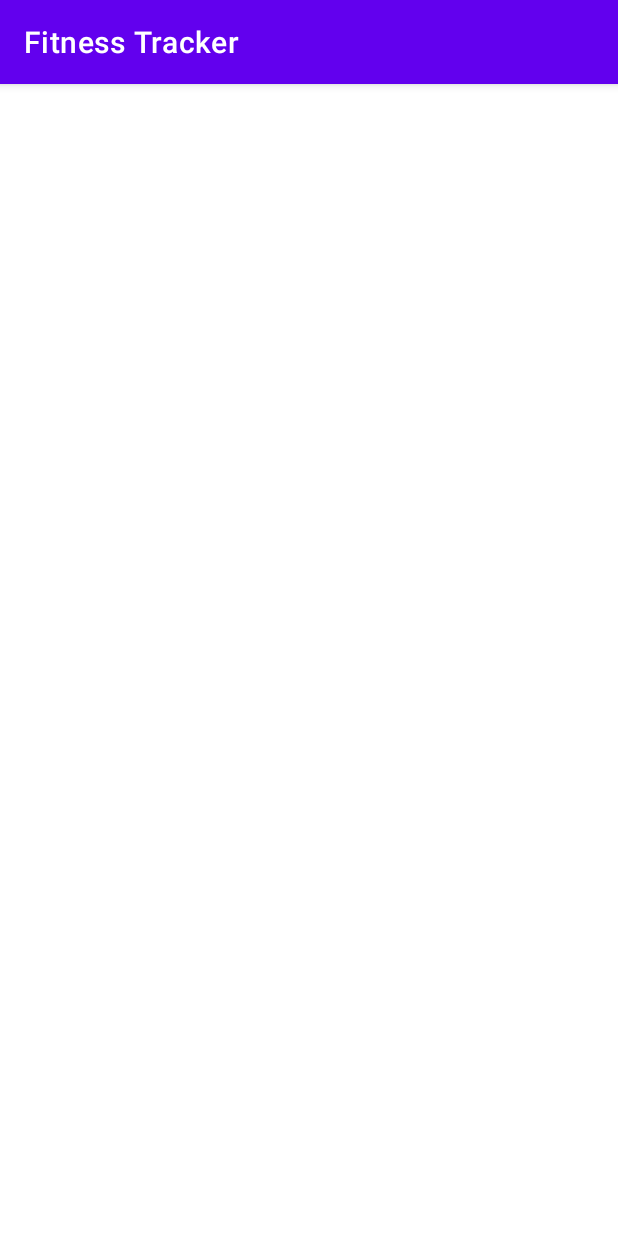
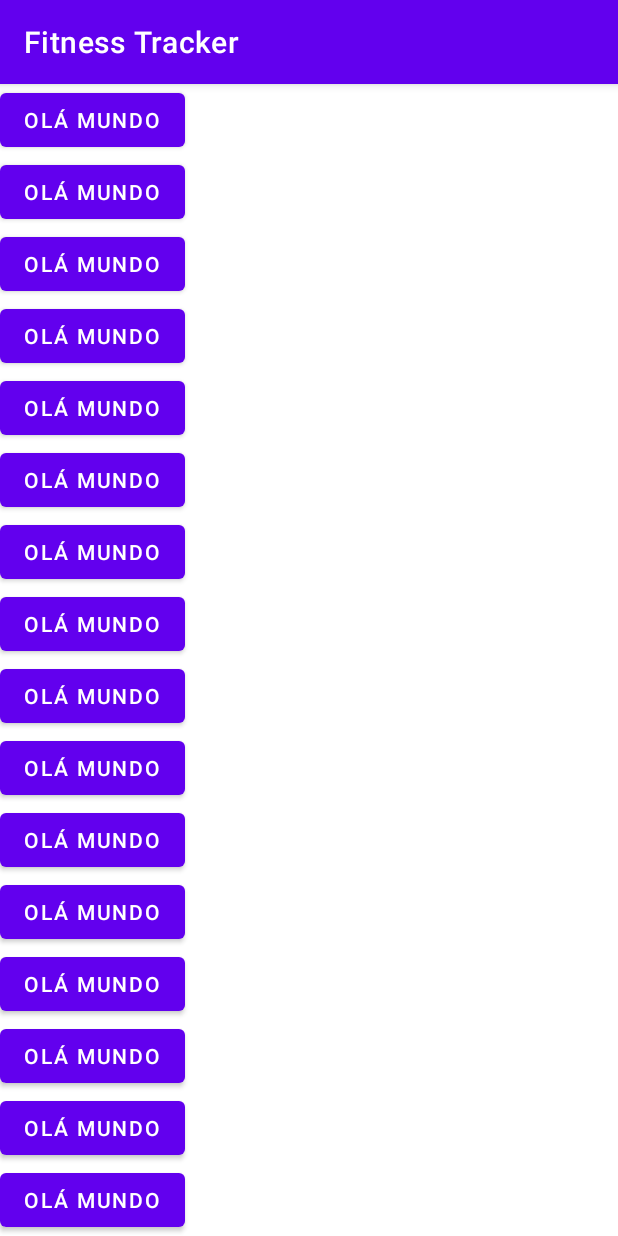
Before and after one commit to ubralex/Fiteness-Tracker, an Android app: the screen it shows after launch (MainActivity), on a phone screen of 412 x 824 dp. Run offline under Robolectric (Android 15) with nearby library versions, the phone set to English and light mode, and no system bars.

```diff
--- a/app/src/main/java/co/tiagoaguiar/fitnesstracker/MainActivity.kt
+++ b/app/src/main/java/co/tiagoaguiar/fitnesstracker/MainActivity.kt
@@ -1,22 +1,24 @@
 package co.tiagoaguiar.fitnesstracker
 
-import android.content.Intent
 import androidx.appcompat.app.AppCompatActivity
 import android.os.Bundle
-import android.widget.LinearLayout
+import android.view.View
+import android.view.ViewGroup
+import androidx.recyclerview.widget.LinearLayoutManager
 import androidx.recyclerview.widget.RecyclerView
 
 class MainActivity : AppCompatActivity() {
 
-//    private lateinit var btnImc: LinearLayout
+    //    private lateinit var btnImc: LinearLayout
     private lateinit var rvMain: RecyclerView
     override fun onCreate(savedInstanceState: Bundle?) {
         super.onCreate(savedInstanceState)
         setContentView(R.layout.activity_main)
 
+        val adapter = MainAdapter()
         rvMain = findViewById(R.id.rv_main)
-
-
+        rvMain.adapter = adapter
+        rvMain.layoutManager = LinearLayoutManager(this)
 
 //        btnImc = findViewById(R.id.btn_imc)
 //
@@ -26,4 +28,24 @@ class MainActivity : AppCompatActivity() {
 //            startActivity(i)
 //        }
     }
+
+    private inner class MainAdapter : RecyclerView.Adapter<MainViewHolder>() {
+        override fun onCreateViewHolder(parent: ViewGroup, viewType: Int): MainViewHolder {
+            val view = layoutInflater.inflate(R.layout.main_item, parent, false)
+            return MainViewHolder(view)
+        }
+
+        override fun getItemCount(): Int {
+            return 30
+        }
+
+        override fun onBindViewHolder(holder: MainViewHolder, position: Int) {
+
+        }
+
+    }
+
+    private class MainViewHolder(view: View) : RecyclerView.ViewHolder(view) {
+
+    }
 }
--- a/app/src/main/res/layout/main_item.xml
+++ b/app/src/main/res/layout/main_item.xml
@@ -1,8 +1,7 @@
 <?xml version="1.0" encoding="utf-8"?>
 <LinearLayout xmlns:android="http://schemas.android.com/apk/res/android"
     android:layout_width="match_parent"
-    android:layout_height="match_parent"
-    android:background="#00ff00">
+    android:layout_height="wrap_content">
 
     <Button
         android:id="@+id/btn_item"
```
